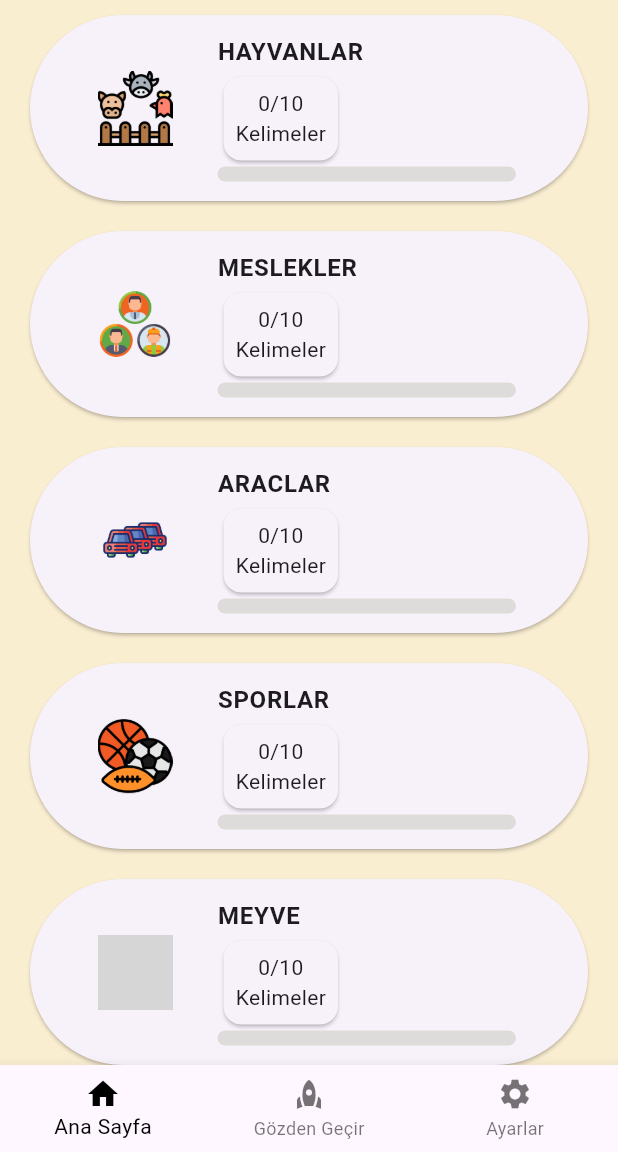
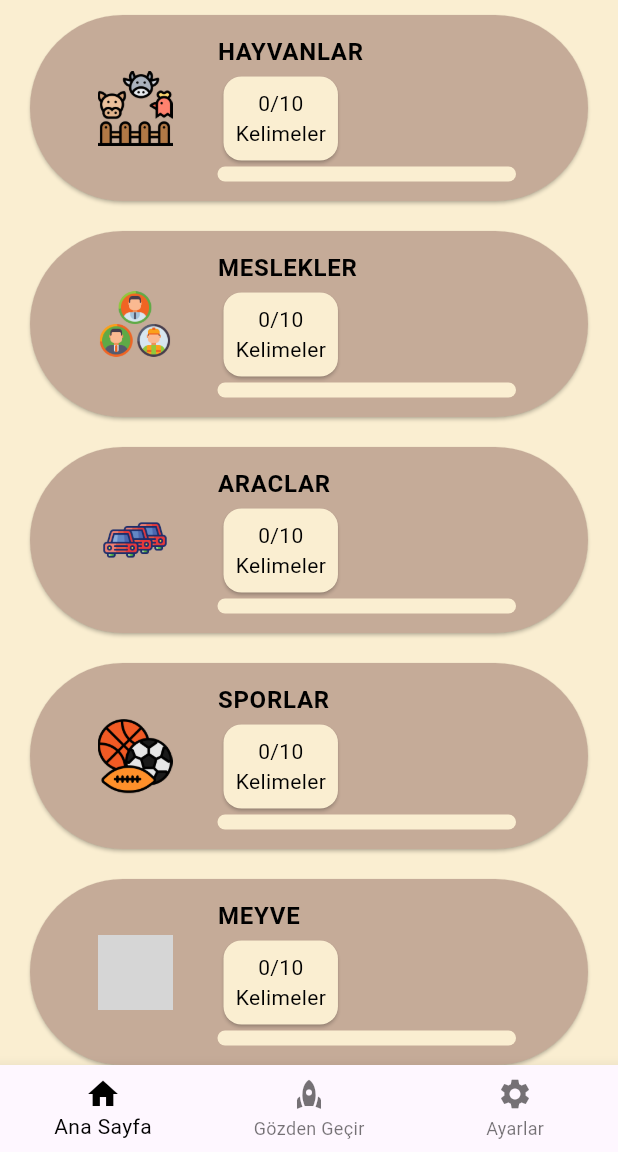
Before and after one commit to yasinctn/word_wizard, a Flutter app: the screen it shows after launch, on a phone screen of 412 x 824 dp, the part 84-1236 px from its top. Run offline on Flutter 3.47's test engine with Material 3 defaults, Android fonts, the phone set to English and light mode, and no system bars; our stand-ins replace audioplayers; grey boxes are pictures that could not be loaded.

Commit message:
gece / gunduz modu uyumlandi

```diff
--- a/lib/Screens/kategori_widget.dart
+++ b/lib/Screens/kategori_widget.dart
@@ -49,6 +49,9 @@ class _KategoriWidgetState extends State<KategoriWidget> {
                   margin:
                       EdgeInsets.only(left: 20, right: 20, top: 10, bottom: 10),
                   child: ElevatedButton(
+                    style: ButtonStyle(
+                      backgroundColor: MaterialStatePropertyAll( Color.fromARGB(255, 197, 171, 152),),),
+
                     onPressed: () async {
                       await Navigator.push(
                         context,
@@ -60,6 +63,7 @@ class _KategoriWidgetState extends State<KategoriWidget> {
                       kategoriGuncelle();
                     },
                     child: ListTile(
+                      // tileColor: Colors.brown,
                       title: Container(
                         padding: EdgeInsets.all(5),
                         child: Row(
@@ -79,16 +83,19 @@ class _KategoriWidgetState extends State<KategoriWidget> {
                                   Text(
                                     Kategoriler.kategoriler[index].isim,
                                     style:
-                                        TextStyle(fontWeight: FontWeight.bold),
+                                        const TextStyle(fontWeight: FontWeight.bold,color:   Colors.black,),
                                   ),
                                   Card(
+                                    color: Color.fromRGBO(250, 238, 209, 1),
                                       child: Padding(
                                     padding: const EdgeInsets.all(8.0),
                                     child: Column(
                                       children: [
                                         Text(
-                                            "${Kategoriler.kategoriler[index].ogrenilenKelime}/${Kategoriler.kategoriler[index].toplamKelime}"),
-                                        Text('Kelimeler')
+                                        "${Kategoriler.kategoriler[index].ogrenilenKelime}/${Kategoriler.kategoriler[index].toplamKelime}",
+                                        style:  const TextStyle(color: Colors.black),),
+                                        Text('Kelimeler',
+                                        style:  const TextStyle(color: Colors.black),)
                                       ],
                                     ),
                                   )),
@@ -99,8 +106,7 @@ class _KategoriWidgetState extends State<KategoriWidget> {
                                       borderRadius: BorderRadius.circular(10),
                                       value: Kategoriler.kategoriler[index]
                                           .progressHesapla(),
-                                      backgroundColor: const Color.fromARGB(
-                                          255, 222, 219, 219),
+                                      backgroundColor: const Color.fromRGBO(250, 238, 209, 1),
                                       valueColor: AlwaysStoppedAnimation<Color>(
                                           Colors.green),
                                     ),
```
